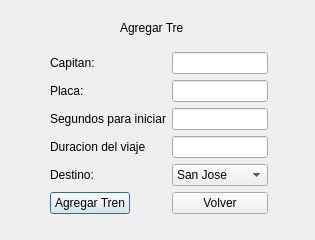
Before: the Qt Designer form vagregartren.ui in AndyMadgar/Progra1-Datos, drawn with Qt 5.
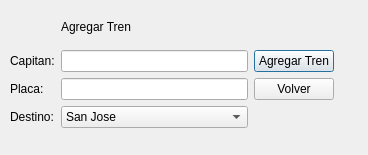
After: the same form once the commit is applied.

What changed in the file:
```diff
--- a/vagregartren.ui
+++ b/vagregartren.ui
@@ -6,84 +6,72 @@
    <rect>
     <x>0</x>
     <y>0</y>
-    <width>315</width>
-    <height>240</height>
+    <width>368</width>
+    <height>155</height>
    </rect>
   </property>
   <property name="windowTitle">
    <string>Dialog</string>
   </property>
-  <widget class="QLabel" name="label">
+  <widget class="QWidget" name="layoutWidget">
    <property name="geometry">
     <rect>
-     <x>120</x>
-     <y>20</y>
-     <width>64</width>
-     <height>16</height>
+     <x>10</x>
+     <y>10</y>
+     <width>324</width>
+     <height>118</height>
     </rect>
    </property>
-   <property name="text">
-    <string>Agregar Tren</string>
-   </property>
-  </widget>
-  <widget class="QWidget" name="">
-   <property name="geometry">
-    <rect>
-     <x>50</x>
-     <y>52</y>
-     <width>218</width>
-     <height>163</height>
-    </rect>
-   </property>
-   <layout class="QFormLayout" name="formLayout">
-    <item row="0" column="0">
+   <layout class="QGridLayout" name="gridLayout">
+    <item row="0" column="1" colspan="2">
+     <widget class="QLabel" name="label">
+      <property name="text">
+       <string>Agregar Tren</string>
+      </property>
+     </widget>
+    </item>
+    <item row="1" column="0">
      <widget class="QLabel" name="label_2">
       <property name="text">
        <string>Capitan:</string>
       </property>
      </widget>
     </item>
-    <item row="0" column="1">
+    <item row="1" column="1">
      <widget class="QLineEdit" name="txfCapitan"/>
     </item>
-    <item row="1" column="0">
+    <item row="1" column="2">
+     <widget class="QPushButton" name="btnAgregar">
+      <property name="text">
+       <string>Agregar Tren</string>
+      </property>
+     </widget>
+    </item>
+    <item row="2" column="0">
      <widget class="QLabel" name="label_3">
       <property name="text">
        <string>Placa:</string>
       </property>
      </widget>
     </item>
-    <item row="1" column="1">
-     <widget class="QLineEdit" name="txfPlaca"/>
-    </item>
-    <item row="2" column="0">
-     <widget class="QLabel" name="label_5">
-      <property name="text">
-       <string>Segundos para iniciar</string>
-      </property>
-     </widget>
-    </item>
     <item row="2" column="1">
-     <widget class="QLineEdit" name="txtfDateInicio"/>
+     <widget class="QLineEdit" name="txfPlaca"/>
+    </item>
+    <item row="2" column="2">
+     <widget class="QPushButton" name="btnVolver">
+      <property name="text">
+       <string>Volver</string>
+      </property>
+     </widget>
     </item>
     <item row="3" column="0">
-     <widget class="QLabel" name="label_6">
-      <property name="text">
-       <string>Duracion del viaje</string>
-      </property>
-     </widget>
-    </item>
-    <item row="3" column="1">
-     <widget class="QLineEdit" name="txtfDateFinal"/>
-    </item>
-    <item row="4" column="0">
      <widget class="QLabel" name="label_4">
       <property name="text">
        <string>Destino:</string>
       </property>
      </widget>
     </item>
-    <item row="4" column="1">
+    <item row="3" column="1">
      <widget class="QComboBox" name="cbxDestino">
       <item>
        <property name="text">
@@ -122,20 +110,6 @@
       </item>
      </widget>
     </item>
-    <item row="5" column="0">
-     <widget class="QPushButton" name="btnAgregar">
-      <property name="text">
-       <string>Agregar Tren</string>
-      </property>
-     </widget>
-    </item>
-    <item row="5" column="1">
-     <widget class="QPushButton" name="btnVolver">
-      <property name="text">
-       <string>Volver</string>
-      </property>
-     </widget>
-    </item>
    </layout>
   </widget>
  </widget>
```
